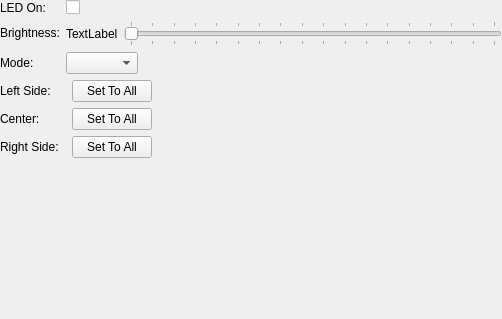
Above: src/clevokeyboardgui/ui/driver_widget.ui from anetczuk/ClevoKeyboardControl before the change. Below: the same form after it.
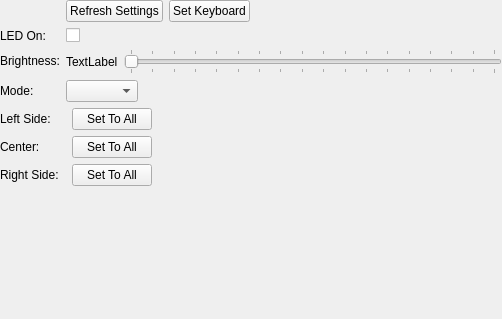
That is the form after the change. Custom widgets are drawn as their Qt base class.

Commit message: Add Refresh buttons

Diff of the .ui file:
```diff
--- a/src/clevokeyboardgui/ui/driver_widget.ui
+++ b/src/clevokeyboardgui/ui/driver_widget.ui
@@ -199,6 +199,37 @@
    <item row="2" column="1">
     <widget class="QCheckBox" name="stateCB"/>
    </item>
+   <item row="1" column="1">
+    <layout class="QHBoxLayout" name="horizontalLayout_6">
+     <item>
+      <widget class="QPushButton" name="refreshWidgetPB">
+       <property name="text">
+        <string>Refresh Settings</string>
+       </property>
+      </widget>
+     </item>
+     <item>
+      <widget class="QPushButton" name="refreshDriverPB">
+       <property name="text">
+        <string>Set Keyboard</string>
+       </property>
+      </widget>
+     </item>
+     <item>
+      <spacer name="horizontalSpacer_5">
+       <property name="orientation">
+        <enum>Qt::Horizontal</enum>
+       </property>
+       <property name="sizeHint" stdset="0">
+        <size>
+         <width>40</width>
+         <height>20</height>
+        </size>
+       </property>
+      </spacer>
+     </item>
+    </layout>
+   </item>
   </layout>
  </widget>
  <customwidgets>
```
The commit also changes 2 other files.
